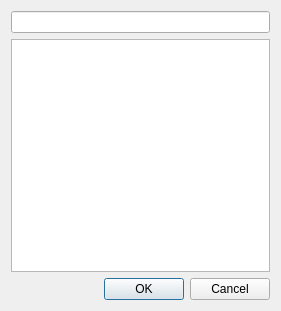
The window that src/dialogs/simulationdialog.ui (Caneda/Caneda) describes before a commit, drawn with Qt 5.
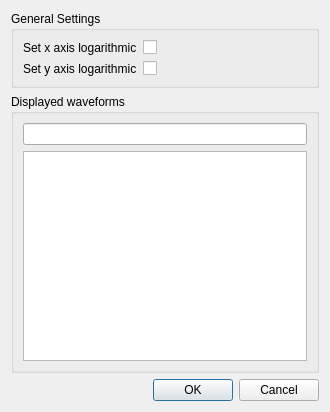
The same window after the commit.

Commit message: Added the option to set logarithmic scales to the axis.

The edit to the form file:
```diff
--- a/src/dialogs/simulationdialog.ui
+++ b/src/dialogs/simulationdialog.ui
@@ -9,8 +9,8 @@
    <rect>
     <x>0</x>
     <y>0</y>
-    <width>281</width>
-    <height>311</height>
+    <width>330</width>
+    <height>412</height>
    </rect>
   </property>
   <property name="windowTitle">
@@ -21,6 +21,53 @@
   </property>
   <layout class="QVBoxLayout" name="verticalLayout">
    <item>
+    <widget class="QGroupBox" name="groupBoxSettings">
+     <property name="title">
+      <string>General Settings</string>
+     </property>
+     <layout class="QVBoxLayout" name="verticalLayout_3">
+      <item>
+       <layout class="QFormLayout" name="formLayout">
+        <item row="0" column="0">
+         <widget class="QLabel" name="labelXscale">
+          <property name="text">
+           <string>Set x axis logarithmic</string>
+          </property>
+         </widget>
+        </item>
+        <item row="1" column="0">
+         <widget class="QLabel" name="labelYscale">
+          <property name="text">
+           <string>Set y axis logarithmic</string>
+          </property>
+         </widget>
+        </item>
+        <item row="0" column="1">
+         <widget class="QCheckBox" name="checkBoxXscale">
+          <property name="text">
+           <string/>
+          </property>
+         </widget>
+        </item>
+        <item row="1" column="1">
+         <widget class="QCheckBox" name="checkBoxYscale">
+          <property name="text">
+           <string/>
+          </property>
+         </widget>
+        </item>
+       </layout>
+      </item>
+     </layout>
+    </widget>
+   </item>
+   <item>
+    <widget class="QGroupBox" name="groupBoxWaveforms">
+     <property name="title">
+      <string>Displayed waveforms</string>
+     </property>
+     <layout class="QVBoxLayout" name="verticalLayout_2">
+      <item>
     <widget class="QLineEdit" name="m_filterEdit"/>
    </item>
    <item>
@@ -46,6 +93,9 @@
      <attribute name="horizontalHeaderStretchLastSection">
       <bool>true</bool>
      </attribute>
+       </widget>
+      </item>
+     </layout>
     </widget>
    </item>
    <item>
```
Lines whose indentation alone changed are shown as unchanged. The commit also changes 3 other files.
